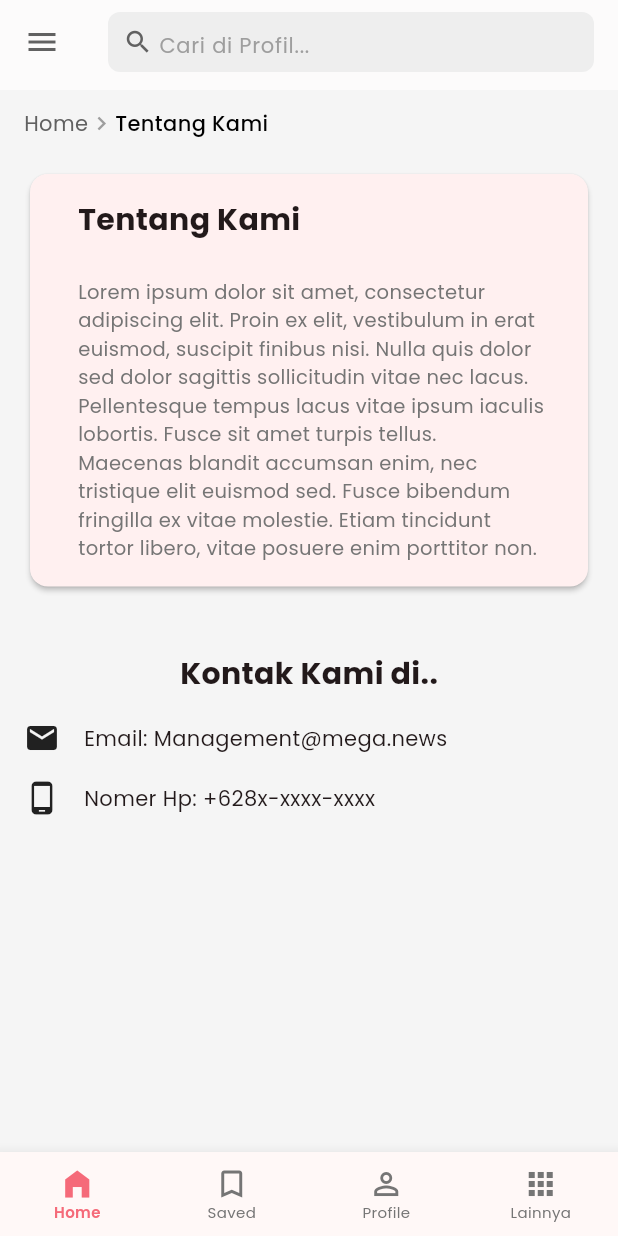
After one commit to restugustimahesa/satufakta, a Flutter app: the AboutScreen screen opened by its route, on a phone screen of 412 x 824 dp. The commit adds this screen. Run offline on Flutter 3.47's test engine with Material 3 defaults, Android fonts, the phone set to English and light mode, and no system bars; our stand-ins replace google_fonts.

Commit message:
Menambahkan halaman tentang kami

```diff
--- a/lib/main.dart
+++ b/lib/main.dart
@@ -1,4 +1,5 @@
 import 'package:flutter/material.dart';
+import 'package:satufakta/views/about_screen.dart';
 import 'package:satufakta/views/splash_screen.dart';
 import 'package:satufakta/views/login_screen.dart';
 import 'package:satufakta/views/home_screen.dart';
@@ -40,6 +41,7 @@ class MyApp extends StatelessWidget {
         '/register': (ctx) => const ResgisterScreen(),
         '/home': (ctx) => const HomeScreen(),
         CategoriesScreen.routeName: (ctx) => const CategoriesScreen(),
+        AboutScreen.routeName: (ctx) => const AboutScreen(),
       },
       onGenerateRoute: (settings) {
         if (settings.name == CategoryArticlesScreen.routeName) {
--- /dev/null
+++ b/lib/views/about_screen.dart
@@ -0,0 +1,276 @@
+import 'package:flutter/material.dart';
+import 'package:satufakta/views/widget/app_drawer.dart'; // Sesuaikan path jika berbeda
+import 'package:satufakta/views/utils/helper.dart';
+
+class AboutScreen extends StatefulWidget {
+  static const routeName = '/about';
+
+  const AboutScreen({super.key});
+
+  @override
+  State<AboutScreen> createState() => _AboutScreenState();
+}
+
+class _AboutScreenState extends State<AboutScreen> {
+  final GlobalKey<ScaffoldState> _scaffoldKey = GlobalKey<ScaffoldState>();
+
+  // Fungsi untuk menangani tap pada BottomNavigationBar
+  void _onBottomNavTapped(int index, BuildContext context) {
+    if (index == 0) {
+      // Home
+      if (ModalRoute.of(context)?.settings.name != '/home') {
+        Navigator.pushNamedAndRemoveUntil(context, '/home', (route) => false);
+      }
+    } else if (index == 1) {
+      // Saved
+      Navigator.pushNamed(context, '/saved');
+    } else if (index == 2) {
+      Navigator.pushNamed(context, '/profile');
+    } else if (index == 3) {
+      // More/Up
+      _scaffoldKey.currentState?.openDrawer();
+    }
+  }
+
+  @override
+  Widget build(BuildContext context) {
+    return Scaffold(
+      key: _scaffoldKey,
+      backgroundColor: Colors.grey[100],
+      appBar: PreferredSize(
+        preferredSize: const Size.fromHeight(60.0),
+        child: AppBar(
+          backgroundColor: Colors.white,
+          elevation: 0.5,
+          leading: IconButton(
+            icon: Icon(Icons.menu, color: Colors.grey[700]),
+            onPressed: () => _scaffoldKey.currentState?.openDrawer(),
+          ),
+          title: Container(
+            height: 40,
+            decoration: BoxDecoration(
+              color: Colors.grey[200],
+              borderRadius: BorderRadius.circular(8.0),
+            ),
+            child: Row(
+              children: <Widget>[
+                Padding(
+                  padding: const EdgeInsets.only(left: 10.0, right: 4.0),
+                  child: Icon(Icons.search, color: Colors.grey[700], size: 20),
+                ),
+                Expanded(
+                  child: TextField(
+                    decoration: InputDecoration(
+                      hintText: 'Cari di Profil...',
+                      hintStyle: TextStyle(
+                        color: Colors.grey[500],
+                        fontSize: 14,
+                      ),
+                      border: InputBorder.none,
+                      contentPadding: const EdgeInsets.symmetric(
+                        vertical: 10.0,
+                        horizontal: 0,
+                      ),
+                    ),
+                    style: const TextStyle(fontSize: 14),
+                    onSubmitted: (value) {
+                      ScaffoldMessenger.of(context).showSnackBar(
+                        SnackBar(
+                          content: Text(
+                            'Pencarian "$value" (belum diimplementasikan)',
+                          ),
+                        ),
+                      );
+                    },
+                  ),
+                ),
+              ],
+            ),
+          ),
+        ),
+      ),
+      drawer: const AppDrawer(),
+      body: SingleChildScrollView(
+        child: Column(
+          crossAxisAlignment: CrossAxisAlignment.start,
+          children: <Widget>[
+            // Breadcrumbs (sesuai gambar, namun bisa diganti dengan judul halaman)
+            Padding(
+              padding: const EdgeInsets.symmetric(
+                horizontal: 16.0,
+                vertical: 12.0,
+              ),
+              child: Row(
+                children: [
+                  GestureDetector(
+                    onTap: () {
+                      if (ModalRoute.of(context)?.settings.name != '/home') {
+                        Navigator.pushNamedAndRemoveUntil(
+                          context,
+                          '/home',
+                          (route) => false,
+                        );
+                      }
+                    },
+                    child: Text(
+                      'Home',
+                      style: TextStyle(color: Colors.grey[700], fontSize: 14),
+                    ),
+                  ),
+                  Icon(Icons.chevron_right, color: Colors.grey[500], size: 18),
+                  Text(
+                    'Tentang Kami',
+                    style: TextStyle(
+                      color: cBlack,
+                      fontSize: 14,
+                      fontWeight: FontWeight.w500,
+                    ),
+                  ),
+                ],
+              ),
+            ),
+
+            // Kartu Info Profil
+            Padding(
+              padding: const EdgeInsets.symmetric(
+                horizontal: 16.0,
+                vertical: 8.0,
+              ),
+              child: Card(
+                elevation: 1.5,
+                shape: RoundedRectangleBorder(
+                  borderRadius: BorderRadius.circular(12.0),
+                ),
+                child: Padding(
+                  padding: const EdgeInsets.all(16.0),
+                  child: Row(
+                    children: <Widget>[
+                      hsMedium, // Dari helper.dart
+                      Expanded(
+                        child: Column(
+                          crossAxisAlignment: CrossAxisAlignment.start,
+                          children: <Widget>[
+                            Text(
+                              "Tentang Kami",
+                              style: const TextStyle(
+                                fontSize: 20.0,
+                                fontWeight: FontWeight.bold,
+                              ),
+                            ),
+                            vsLarge,
+                            Text(
+                              "Lorem ipsum dolor sit amet, consectetur adipiscing elit. Proin ex elit, vestibulum in erat euismod, suscipit finibus nisi. Nulla quis dolor sed dolor sagittis sollicitudin vitae nec lacus. Pellentesque tempus lacus vitae ipsum iaculis lobortis. Fusce sit amet turpis tellus. Maecenas blandit accumsan enim, nec tristique elit euismod sed. Fusce bibendum fringilla ex vitae molestie. Etiam tincidunt tortor libero, vitae posuere enim porttitor non.", // Subtitle atau status
+                              style: TextStyle(
+                                fontSize: 13.0,
+                                color: Colors.grey[600],
+                              ),
+                            ),
+                          ],
+                        ),
+                      ),
+                      hsSmall,
+                    ],
+                  ),
+                ),
+              ),
+            ),
+            vsLarge,
+            Padding(
+              padding: const EdgeInsets.symmetric(
+                horizontal: 16.0,
+                vertical: 8.0,
+              ),
+              child: Column(
+                children: [
+                  Text(
+                    "Kontak Kami di..",
+                    style: const TextStyle(
+                      fontSize: 20.0,
+                      fontWeight: FontWeight.bold,
+                    ),
+                  ),
+                  vsMedium,
+                  Row(
+                    children: [
+                      Icon(Icons.email),
+                      hsMedium,
+                      Text("Email: Management@mega.news")
+                    ],
+                  ),
+                  vsMedium,
+                  Row(
+                    children: [
+                      Icon(Icons.phone_android),
+                      hsMedium,
+                      Text("Nomer Hp: +628x-xxxx-xxxx")
+                    ],
+                  ),
+                ],
+              ),
+            ),
+            vsMassive,
+          ],
+        ),
+      ),
+      bottomNavigationBar: BottomNavigationBar(
+        onTap: (index) => _onBottomNavTapped(index, context),
+        type: BottomNavigationBarType.fixed,
+        selectedItemColor: const Color(0xFFF56A79),
+        unselectedItemColor: Colors.grey[600],
+        selectedLabelStyle: const TextStyle(
+          fontWeight: FontWeight.w600,
+          fontSize: 10,
+        ),
+        unselectedLabelStyle: const TextStyle(fontSize: 10),
+        items: const <BottomNavigationBarItem>[
+          BottomNavigationBarItem(
+            icon: Icon(Icons.home_outlined),
+            activeIcon: Icon(Icons.home_filled),
+            label: 'Home',
+          ),
+          BottomNavigationBarItem(
+            icon: Icon(Icons.bookmark_border_outlined),
+            activeIcon: Icon(Icons.bookmark),
+            label: 'Saved',
+          ),
+          BottomNavigationBarItem(
+            icon: Icon(Icons.person_outline),
+            activeIcon: Icon(Icons.person),
+            label: 'Profile',
+          ),
+          BottomNavigationBarItem(
+            icon: Icon(Icons.apps_outlined),
+            activeIcon: Icon(Icons.apps),
+            label: 'Lainnya',
+          ),
+        ],
+      ),
+    );
+  }
+
+  // Helper widget untuk membuat item opsi profil
+  Widget _buildProfileOptionItem({
+    required IconData icon,
+    required String title,
+    required VoidCallback onTap,
+    Color? textColor,
+  }) {
+    return ListTile(
+      leading: Icon(icon, color: textColor ?? Colors.grey[700], size: 22),
+      title: Text(
+        title,
+        style: TextStyle(
+          fontSize: 15,
+          color: textColor ?? cBlack,
+          fontWeight: FontWeight.w500,
+        ),
+      ),
+      trailing: Icon(Icons.chevron_right, color: Colors.grey[400], size: 20),
+      onTap: onTap,
+      contentPadding: EdgeInsets.symmetric(
+        vertical: 2.0,
+        horizontal: 0,
+      ), // Kurangi padding vertikal
+    );
+  }
+}
--- a/lib/views/widget/app_drawer.dart
+++ b/lib/views/widget/app_drawer.dart
@@ -1,5 +1,6 @@
 // lib/widgets/app_drawer.dart
 import 'package:flutter/material.dart';
+import 'package:satufakta/views/about_screen.dart';
 import 'package:satufakta/views/categories_screen.dart'; // Impor halaman kategori
 
 class AppDrawer extends StatelessWidget {
@@ -40,19 +41,11 @@ class AppDrawer extends StatelessWidget {
             },
           ),
           ListTile(
-            leading: const Icon(Icons.pages_outlined),
-            title: const Text('Halaman'),
-            onTap: () {
-              Navigator.pop(context);
-              // Tambahkan navigasi
-            },
-          ),
-          ListTile(
             leading: const Icon(Icons.info_outline),
             title: const Text('Tentang Kami'),
             onTap: () {
               Navigator.pop(context);
-              // Tambahkan navigasi
+              Navigator.pushNamed(context, AboutScreen.routeName);
             },
           ),
         ],
```
Also changed, not shown: 1 other file.
